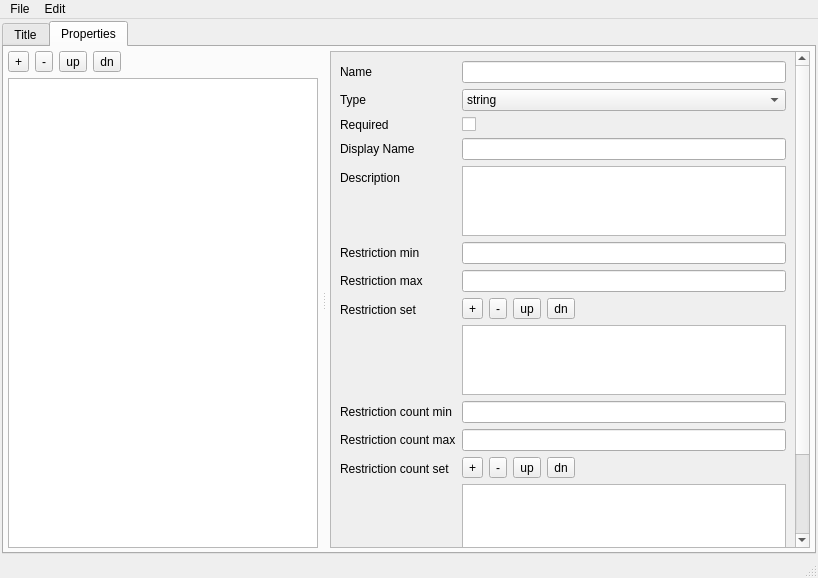
Qt form mainwindow.ui (amaximuk/parameters_composer) before a commit.
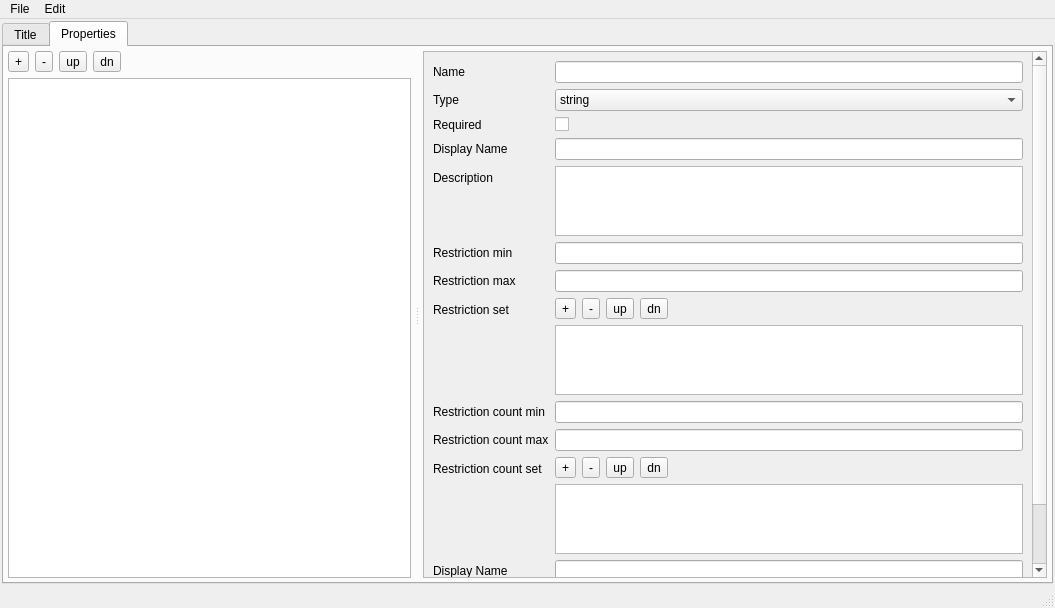
The same form after that commit.

Commit message: no_ui_design: Избавляюсь от ui

```diff
--- a/mainwindow.ui
+++ b/mainwindow.ui
@@ -6,8 +6,8 @@
    <rect>
     <x>0</x>
     <y>0</y>
-    <width>818</width>
-    <height>578</height>
+    <width>1055</width>
+    <height>608</height>
    </rect>
   </property>
   <property name="windowTitle">
@@ -260,7 +260,7 @@
                 <rect>
                  <x>0</x>
                  <y>0</y>
-                 <width>295</width>
+                 <width>497</width>
                  <height>597</height>
                 </rect>
                </property>
@@ -651,7 +651,7 @@
     <rect>
      <x>0</x>
      <y>0</y>
-     <width>818</width>
+     <width>1055</width>
      <height>20</height>
     </rect>
    </property>
```
The commit also changes 2 other files.
